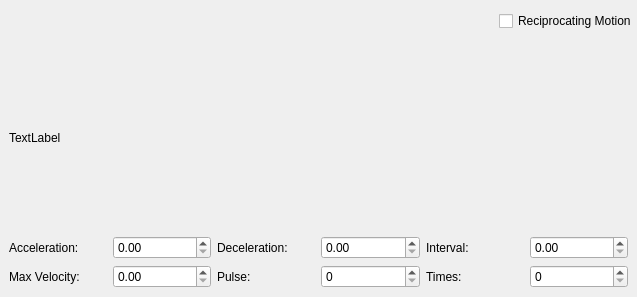
The window that Libs/SDMotion/MotionPosition/uimotionposition.ui (tiangaomingjing/ServoDriveTech) describes before a commit, drawn with Qt 5.
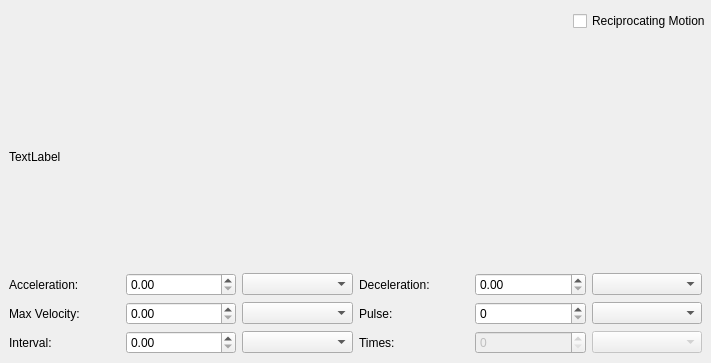
The same window after the commit.

```diff
--- a/Libs/SDMotion/MotionPosition/uimotionposition.ui
+++ b/Libs/SDMotion/MotionPosition/uimotionposition.ui
@@ -6,8 +6,8 @@
    <rect>
     <x>0</x>
     <y>0</y>
-    <width>637</width>
-    <height>297</height>
+    <width>711</width>
+    <height>363</height>
    </rect>
   </property>
   <property name="windowTitle">
@@ -105,12 +105,11 @@
      </widget>
      <widget class="QWidget" name="page_2">
       <layout class="QGridLayout" name="gridLayout_2">
-       <item row="0" column="0" colspan="6">
-        <widget class="QLabel" name="label_ReciMotion">
-         <property name="text">
-          <string>TextLabel</string>
-         </property>
-        </widget>
+       <item row="2" column="2">
+        <widget class="QComboBox" name="comboBox_reciMaxVel"/>
+       </item>
+       <item row="1" column="2">
+        <widget class="QComboBox" name="comboBox_reciAcc"/>
        </item>
        <item row="1" column="0">
         <widget class="QLabel" name="label_6">
@@ -119,58 +118,85 @@
          </property>
         </widget>
        </item>
-       <item row="1" column="1">
-        <widget class="QDoubleSpinBox" name="doubleSpinBox_ReciAcc"/>
+       <item row="2" column="4">
+        <widget class="QSpinBox" name="spinBox_ReciPulse"/>
        </item>
-       <item row="1" column="2">
-        <widget class="QLabel" name="label_8">
+       <item row="2" column="3">
+        <widget class="QLabel" name="label_7">
          <property name="text">
-          <string>Deceleration:</string>
+          <string>Pulse:</string>
          </property>
         </widget>
        </item>
-       <item row="1" column="3">
+       <item row="2" column="1">
+        <widget class="QDoubleSpinBox" name="doubleSpinBox_ReciMaxVel"/>
+       </item>
+       <item row="2" column="0">
+        <widget class="QLabel" name="label_9">
+         <property name="text">
+          <string>Max Velocity:</string>
+         </property>
+        </widget>
+       </item>
+       <item row="1" column="4">
         <widget class="QDoubleSpinBox" name="doubleSpinBox_ReciDec"/>
        </item>
-       <item row="1" column="4">
+       <item row="1" column="3">
+        <widget class="QLabel" name="label_8">
+         <property name="text">
+          <string>Deceleration:</string>
+         </property>
+        </widget>
+       </item>
+       <item row="1" column="1">
+        <widget class="QDoubleSpinBox" name="doubleSpinBox_ReciAcc"/>
+       </item>
+       <item row="1" column="5">
+        <widget class="QComboBox" name="comboBox_reciDec"/>
+       </item>
+       <item row="2" column="5">
+        <widget class="QComboBox" name="comboBox_reciPulse"/>
+       </item>
+       <item row="3" column="0">
         <widget class="QLabel" name="label_10">
          <property name="text">
           <string>Interval:</string>
          </property>
         </widget>
        </item>
-       <item row="1" column="5">
-        <widget class="QDoubleSpinBox" name="doubleSpinBox_ReciInterval"/>
-       </item>
-       <item row="2" column="0">
-        <widget class="QLabel" name="label_9">
-         <property name="text">
-          <string>Max Velocity:</string>
-         </property>
-        </widget>
-       </item>
-       <item row="2" column="1">
-        <widget class="QDoubleSpinBox" name="doubleSpinBox_ReciMaxVel"/>
-       </item>
-       <item row="2" column="2">
-        <widget class="QLabel" name="label_7">
-         <property name="text">
-          <string>Pulse:</string>
-         </property>
-        </widget>
-       </item>
-       <item row="2" column="3">
-        <widget class="QSpinBox" name="spinBox_ReciPulse"/>
-       </item>
-       <item row="2" column="4">
+       <item row="3" column="3">
         <widget class="QLabel" name="label_11">
          <property name="text">
           <string>Times:</string>
          </property>
         </widget>
        </item>
-       <item row="2" column="5">
-        <widget class="QSpinBox" name="spinBox_ReciTimes"/>
+       <item row="3" column="1">
+        <widget class="QDoubleSpinBox" name="doubleSpinBox_ReciInterval"/>
+       </item>
+       <item row="3" column="2">
+        <widget class="QComboBox" name="comboBox_reciInterval"/>
+       </item>
+       <item row="3" column="4">
+        <widget class="QSpinBox" name="spinBox_ReciTimes">
+         <property name="enabled">
+          <bool>false</bool>
+         </property>
+        </widget>
+       </item>
+       <item row="3" column="5">
+        <widget class="QComboBox" name="comboBox_reciTimes">
+         <property name="enabled">
+          <bool>false</bool>
+         </property>
+        </widget>
+       </item>
+       <item row="0" column="0" colspan="6">
+        <widget class="QLabel" name="label_ReciMotion">
+         <property name="text">
+          <string>TextLabel</string>
+         </property>
+        </widget>
        </item>
       </layout>
      </widget>
```
Left out of the diff: 46 changed lines with no effect on the pictures.
